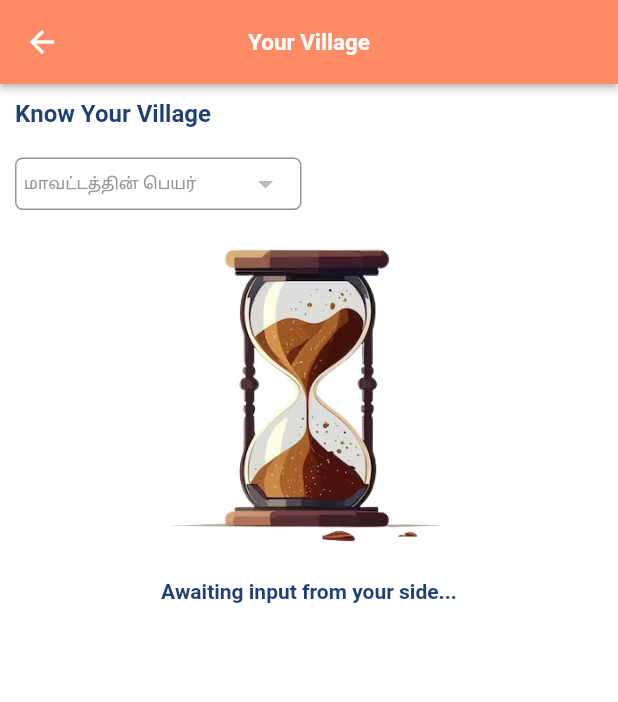
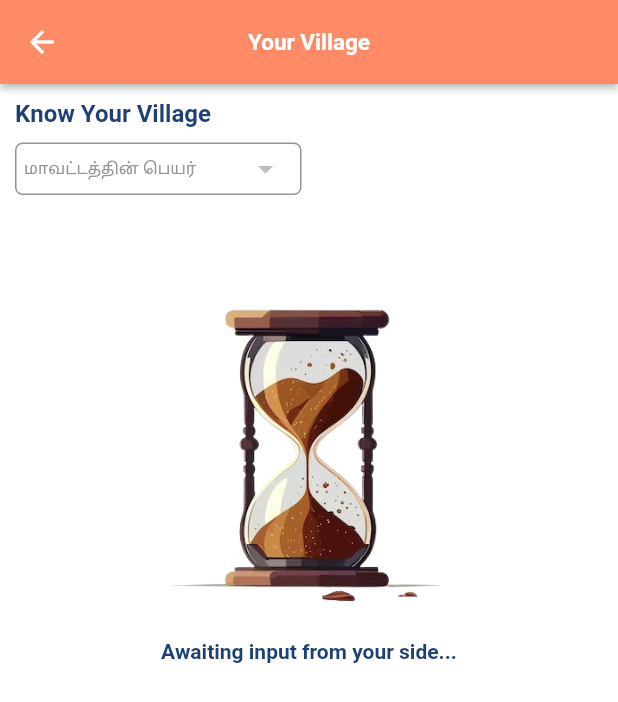
Before and after one commit to TNANDROID/public_vptax, a Flutter app: the KYVDashboard screen opened directly, on a phone screen of 412 x 824 dp. Shown: the top 702 px of the screen. Run offline on Flutter 3.47's test engine with Material 2 defaults, Android fonts, the phone set to English and light mode, and no system bars; our stand-ins replace easy_localization, flutter_form_builder, flutter_staggered_animations, flutter_svg, form_builder_validators, get_it and 6 more; missing offline and left inert: dart_jsonwebtoken, encrypt, responsive_grid_list; accounts and stored records are empty.

Commit message:
Know your Village UI Designing

```diff
--- a/lib/Activity/About_Village/habitation_details.dart
+++ b/lib/Activity/About_Village/habitation_details.dart
@@ -42,7 +42,7 @@ class _habitationViewState extends State<habitationView> {
   Widget build(BuildContext context) {
     return Container(
       width: Screen.width(context),
-      margin: EdgeInsets.all(16),
+      margin: EdgeInsets.all(10),
       padding: EdgeInsets.all(10),
       decoration: UIHelper.roundedBorderWithColor(15, 15, 0, 0, c.need_improvement2, borderColor: c.text_color, borderWidth: 1),
       child: Column(
--- a/lib/Activity/About_Village/know_your_village.dart
+++ b/lib/Activity/About_Village/know_your_village.dart
@@ -1,3 +1,5 @@
+// ignore_for_file: prefer_const_constructors, prefer_const_literals_to_create_immutables
+
 import 'package:easy_localization/easy_localization.dart';
 import 'package:flutter/material.dart';
 import 'package:flutter_form_builder/flutter_form_builder.dart';
@@ -43,17 +45,18 @@ class _KYVDashboardState extends State<KYVDashboard> {
       body: ViewModelBuilder<StartUpViewModel>.reactive(
           onViewModelReady: (model) async {},
           builder: (context, model, child) {
-            return Column(
-              crossAxisAlignment: CrossAxisAlignment.start,
-              children: [
-                Container(padding: EdgeInsets.all(10), child: UIHelper.titleTextStyle("Know Your Village", c.text_color, 16, true, false)),
-                isAddressShow
-                    ? Container(padding: EdgeInsets.fromLTRB(10, 5, 10, 5), child: customCardDesign())
-                    : Container(
+            return Container(
                 padding: EdgeInsets.all(10),
                 child: Column(
                   crossAxisAlignment: CrossAxisAlignment.start,
                   children: [
+                    UIHelper.titleTextStyle("Know Your Village", c.text_color, 16, true, false),
+                    isAddressShow
+                        ? Container(padding: EdgeInsets.fromLTRB(10, 5, 10, 5), child: customCardDesign())
+                        : Column(
+                            crossAxisAlignment: CrossAxisAlignment.start,
+                            children: [
+                              UIHelper.verticalSpaceSmall,
                               Row(mainAxisAlignment: MainAxisAlignment.spaceAround, children: [
                                 Expanded(flex: 2, child: addInputDropdownField(1, 'districtName'.tr().toString(), "district", model)),
                                 UIHelper.horizontalSpaceSmall,
@@ -65,19 +68,20 @@ class _KYVDashboardState extends State<KYVDashboard> {
                                 Expanded(flex: 2, child: SizedBox()),
                               ])
                             ],
-                        )),
+                          ),
                     isSelectedAll
                         ? Expanded(child: SingleChildScrollView(child: Column(children: [habitationView(), PopulationView(), AssetDetailsView(), DCBView()])))
                         : Center(
                             child: Column(
                             children: [
+                              UIHelper.verticalSpaceLarge,
                               Image.asset(imagepath.waitingImg, fit: BoxFit.contain, height: Screen.width(context) / 2, width: Screen.width(context) / 2),
                               UIHelper.verticalSpaceMedium,
                               UIHelper.titleTextStyle("Awaiting input from your side...", c.text_color, 14, true, true)
                             ],
                           ))
                   ],
-            );
+                ));
           },
           viewModelBuilder: () => StartUpViewModel()),
     );
@@ -134,31 +138,27 @@ class _KYVDashboardState extends State<KYVDashboard> {
   //Dropdown Input Field Widget
   Widget addInputDropdownField(int index, String inputHint, String fieldName, StartUpViewModel model) {
     List dropList = [];
-    String keyCode = "";
     String titleText = "";
     String titleTextTamil = "";
     dynamic initValue = {};
 
     if (index == 1) {
       dropList = preferencesService.districtList;
-      keyCode = key_dcode;
       titleText = key_dname;
       titleTextTamil = key_dname_ta;
       initValue = selectedDistrict;
     } else if (index == 2) {
       dropList = model.selectedBlockList;
-      keyCode = key_bcode;
       titleText = key_bname;
       titleTextTamil = key_bname_ta;
       initValue = selectedBlock;
     } else if (index == 3) {
       dropList = model.selectedVillageList;
-      keyCode = key_pvcode;
       titleText = key_pvname;
       titleTextTamil = key_pvname_ta;
       initValue = selectedVillage;
     } else {
-      print("End.....");
+      debugPrint("End.....");
     }
     return FormBuilderDropdown(
       decoration: InputDecoration(
@@ -223,7 +223,7 @@ class _KYVDashboardState extends State<KYVDashboard> {
             Utils().hideProgress(context);
           });
         } else {
-          print("End of the Statement......");
+          debugPrint("End.....");
         }
 
         setState(() {});
```
Also changed, not shown: lib/Activity/About_Village/assets_details.dart (+8 -6 lines), lib/Activity/About_Village/population_view.dart (+4 -5 lines), lib/Activity/About_Village/taxWise_details.dart (+8 -9 lines). Lines whose indentation alone changed are shown as unchanged.
